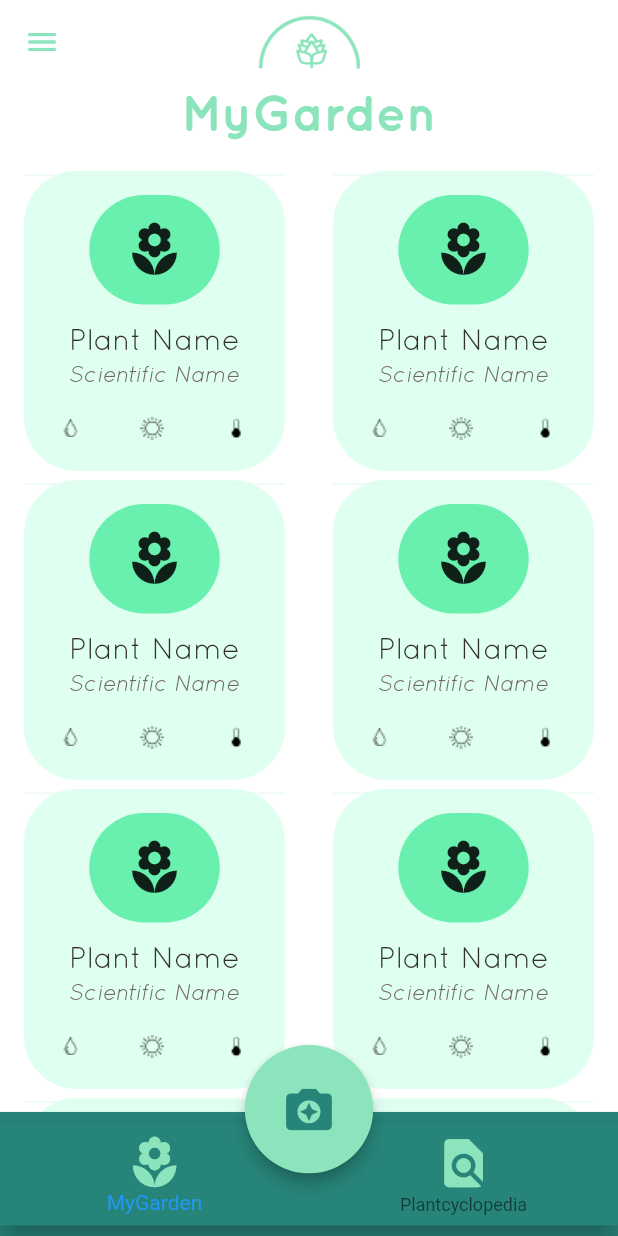
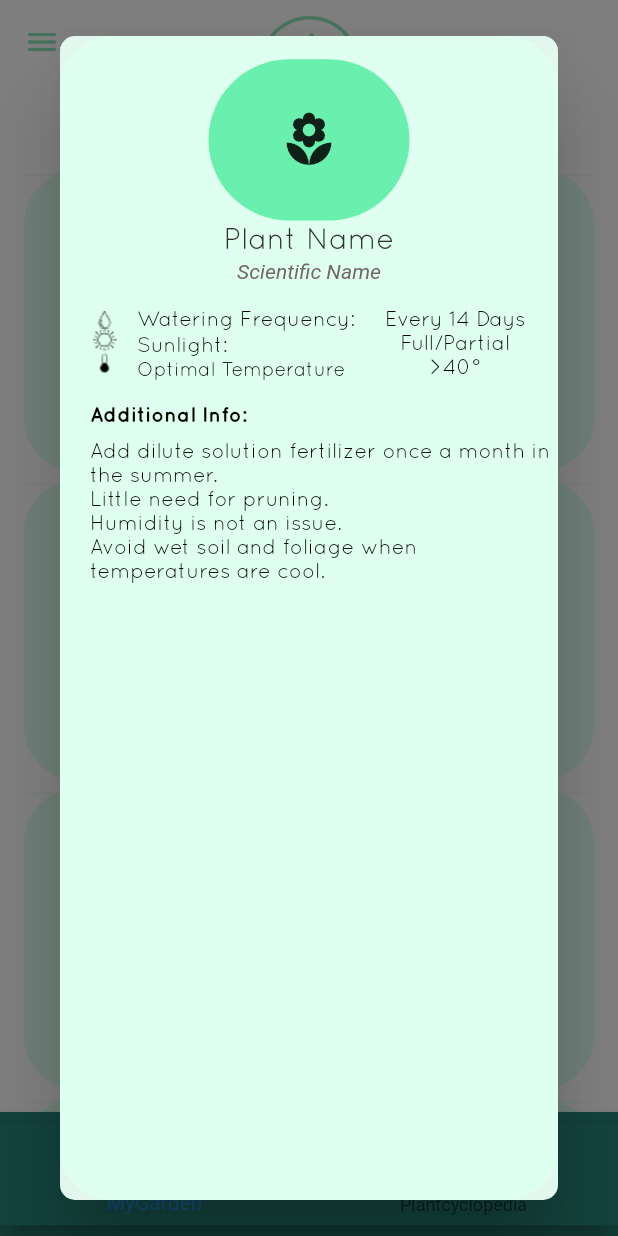
Before and after one commit to efollette/growio, a Flutter app: the screen it shows after launch, after a tap on "Plant Name", on a phone screen of 412 x 824 dp. Run offline on Flutter 3.47's test engine with Material 2 defaults, Android fonts, the phone set to English and light mode, and no system bars; drawn by our look-alikes of auto_size_text; our stand-ins replace image_picker; Roboto replaces fonts that are missing (ABeeZee Italic).

Commit message:
Dialog Plant Profile

```diff
--- a/lib/wdigets/myGardenTile.dart
+++ b/lib/wdigets/myGardenTile.dart
@@ -1,10 +1,34 @@
 import 'package:flutter/material.dart';
+import 'package:Growio/utils/routes.dart';
+import 'package:Growio/wdigets/plantProfile.dart';
+
+
+void _showDialog(BuildContext context) {
+    // flutter defined function
+   showGeneralDialog(
+    barrierColor: Colors.black.withOpacity(0.5),
+    transitionBuilder: (context, a1, a2, widget) {
+      return Transform.scale(
+        scale: a1.value,
+        child: Opacity(
+          opacity: a1.value,
+          child: PlantProfile(),
+        ),
+      );
+    },
+    transitionDuration: Duration(milliseconds: 300),
+    barrierDismissible: true,
+    barrierLabel: '',
+    context: context,
+    pageBuilder: (context, animation1, animation2) {});
+  }
+
 
 Column myGardenTile(BuildContext context) {
   return Column(
     children: <Widget> [
       FlatButton(
-      onPressed: () => debugPrint("Go to plant"),
+      onPressed: () => _showDialog(context),
       child: Container(
           width: 190.0,
           height: 200.0,
@@ -23,7 +47,9 @@ Column myGardenTile(BuildContext context) {
                 children: <Widget>[
                   Padding(padding: const EdgeInsets.all(5.25)),
                   // Plant Image
-                  Container(
+                  Hero(
+                    tag: 'plantProf',
+                    child: Container(
                       height: 73.0,
                       width: 87.0,
                       decoration: BoxDecoration(
@@ -35,6 +61,7 @@ Column myGardenTile(BuildContext context) {
                         icon: Icon(Icons.local_florist),
                         onPressed: () => debugPrint("Go to plant"),
                         iconSize: 40.0,
+                      ),
                     ),
                   ),
                   Padding(padding: const EdgeInsets.all(5.25)),
--- /dev/null
+++ b/lib/wdigets/plantProfile.dart
@@ -0,0 +1,244 @@
+import 'package:flutter/material.dart';
+import 'package:auto_size_text/auto_size_text.dart';
+
+// Group to scale size of text for water, sun and temp
+var _group = AutoSizeGroup();
+
+// Group to scale size of text for additional info
+var _group2 = AutoSizeGroup();
+
+class PlantProfile extends StatefulWidget {
+  @override
+  _PlantProfileState createState() => _PlantProfileState();
+}
+
+class _PlantProfileState extends State<PlantProfile> {
+
+/* Plant Profile Page */
+Dialog build(BuildContext context) {
+  return Dialog(
+    shape: RoundedRectangleBorder(
+     borderRadius: BorderRadius.circular(10.0),
+    ),
+    backgroundColor: Color(0xFFE2F8EE),
+    child: Container(
+      decoration: BoxDecoration(
+            borderRadius: BorderRadius.circular(35.0),
+            color: Color(0xFFDFFFF0),
+          ),
+          child: Column(
+            children: <Widget>[
+              Divider(
+                height: 15.5,
+                color: Color(0xFFE2F8EE),
+              ),
+              Column(
+                children: <Widget>[
+                  // Plant Image
+                  Hero(
+                    tag: 'plantProf',
+                    child: Container(
+                      height: MediaQuery.of(context).size.height * (106/812),
+                      width:  MediaQuery.of(context).size.width * (122/375),
+                      decoration: BoxDecoration(
+                        borderRadius: BorderRadius.circular(80.0),
+                        color: Colors.greenAccent,
+                      ),
+                      // Poster's profile picture
+                      child: IconButton(
+                        icon: Icon(Icons.local_florist),
+                        onPressed: () => debugPrint("Go to plant"),
+                        iconSize: 40.0,
+                      ),
+                    ),
+                  ),
+                  // Plant Info: Name, Scientific name
+                  Container(
+                    child: Column(
+                      children: <Widget>[
+                        Container(
+                          width: MediaQuery.of(context).size.width * (104/375),
+                          alignment: Alignment.center,
+                          child: AutoSizeText(
+                            "Plant Name",
+                            style: TextStyle(
+                              fontSize: 25.0,
+                              fontFamily: 'Quicksand',
+                              color: Color(0xFF312F2F),
+                            ),
+                            maxLines: 1,
+                          ),
+                          ),
+                        Padding(padding: const EdgeInsets.all(1.5)),
+                        Container(
+                          width: MediaQuery.of(context).size.width * (92/375),
+                          alignment: Alignment.center,
+                          child: AutoSizeText(
+                            "Scientific Name",
+                            style: TextStyle(
+                              fontSize: 18.0,
+                              fontStyle: FontStyle.italic,
+                              fontFamily: 'ABeeZee Italic',
+                              color: Color(0xFF726767)
+                            ),
+                            maxLines: 1,
+                            minFontSize: 5.0,
+                          ),
+                        ),
+                      ],
+                    )
+                  ),
+                  Padding(padding: const EdgeInsets.all(7.25)),
+                  // Additional plant info: water, sunlight
+                  Container(
+                    padding: const EdgeInsets.symmetric(horizontal: 8.0),
+                    child: Row(
+                      mainAxisAlignment: MainAxisAlignment.spaceEvenly,
+                      children: <Widget>[
+                        Column(
+                          children: <Widget>[
+                            Container(
+                              child: Image.asset('Assets/WaterDrop.png'),
+                            ),
+                            Container(
+                              child: Image.asset('Assets/SunIcon.png'),
+                            ),
+                            Container(
+                              child: Image.asset('Assets/Thermostat.png'),
+                            ),
+                          ],
+                        ),
+                        Column(
+                          crossAxisAlignment: CrossAxisAlignment.start,
+                          children: <Widget>[
+                            Container(
+                              width: MediaQuery.of(context).size.width * (138/375),
+                              child: AutoSizeText("Watering Frequency: ",
+                                group: _group,
+                                maxLines: 1,
+                                style: TextStyle(
+                                  fontFamily: 'Quicksand',
+                                  color: Colors.black,
+                                  height: 1.2
+                                  //height: 1.2,
+                                ),
+                              ),
+                            ),
+                            Container(
+                              width: MediaQuery.of(context).size.width * (69/375),
+                              child: AutoSizeText("Sunlight: ",
+                                group: _group,
+                                maxLines: 1,
+                                style: TextStyle(
+                                  fontFamily: 'Quicksand',
+                                  color: Colors.black,
+                                  height: 1.2
+                                  //height: 1.2,
+                                ),
+                              ),
+                            ),
+                            Container(
+                              width: MediaQuery.of(context).size.width * (135/375),
+                              child: AutoSizeText("Optimal Temperature",
+                                maxLines: 1,
+                                minFontSize: 5.0,
+                                group: _group,
+                                style: TextStyle(
+                                  fontFamily: 'Quicksand',
+                                  color: Colors.black,
+                                  height: 1.2
+                                  //height: 1.2,
+                                ),
+                              ),
+                            ),
+                          ],
+                        ),
+                        Column(
+                          children: <Widget>[
+                            Container(
+                              child: AutoSizeText("Every 14 Days",
+                                maxLines: 1,
+                                minFontSize: 5.0,
+                                group: _group,
+                                style: TextStyle(
+                                  fontFamily: 'Quicksand',
+                                  color: Colors.black,
+                                ),
+                              ),
+                            ),
+                            Container(
+                              child: AutoSizeText("Full/Partial",
+                                maxLines: 1,
+                                minFontSize: 5.0,
+                                group: _group,
+                                style: TextStyle(
+                                  fontFamily: 'Quicksand',
+                                  color: Colors.black,
+                                ),
+                              ),
+                            ),
+                            Container(
+                              child: AutoSizeText(">40°",
+                                maxLines: 1,
+                                minFontSize: 5.0,
+                                group: _group,
+                                style: TextStyle(
+                                  fontFamily: 'Quicksand',
+                                  color: Colors.black,
+                                ),
+                              ),
+                            ),
+                          ],
+                        ),
+                      ],
+                    ),
+                  ), // Container to close row
+                  Padding(padding: const EdgeInsets.all(7.25)),
+                  // More info about the plant of the day
+                  Container(
+                    child: Column(
+                      crossAxisAlignment: CrossAxisAlignment.start,
+                      children: <Widget>[
+                        Padding(
+                          padding: const EdgeInsets.only(left: 20.0),
+                          child: AutoSizeText("Additional Info:",
+                            textAlign: TextAlign.start,
+                            minFontSize: 5.0,
+                            maxLines: 1,
+                            group: _group2,
+                            style: TextStyle(
+                              fontFamily: 'Quicksand',
+                              fontWeight: FontWeight.bold,
+                              color: Colors.black,
+                            ),
+                          ),
+                        ),
+                        Padding(padding: const EdgeInsets.all(4.25)),
+                        Padding(
+                          padding: const EdgeInsets.only(left: 20.0),
+                          child: AutoSizeText("Add dilute solution fertilizer once a month in the summer. \n"
+                              "Little need for pruning. \n"
+                              "Humidity is not an issue. \n"
+                              "Avoid wet soil and foliage when temperatures are cool.",
+                            minFontSize: 5.0,
+                            maxLines: 6,
+                            group: _group2,
+                            textAlign: TextAlign.start,
+                            style: TextStyle(
+                              fontFamily: 'Quicksand',
+                              color: Colors.black,
+                            ),
+                          ),
+                        ),
+                        //Padding(padding: const EdgeInsets.all(7.25))
+                      ],
+                    ),
+                  )
+                ]
+              )
+            ],
+          ),
+      ),
+  );
+  }
+}
```
Lines whose indentation alone changed are shown as unchanged.
